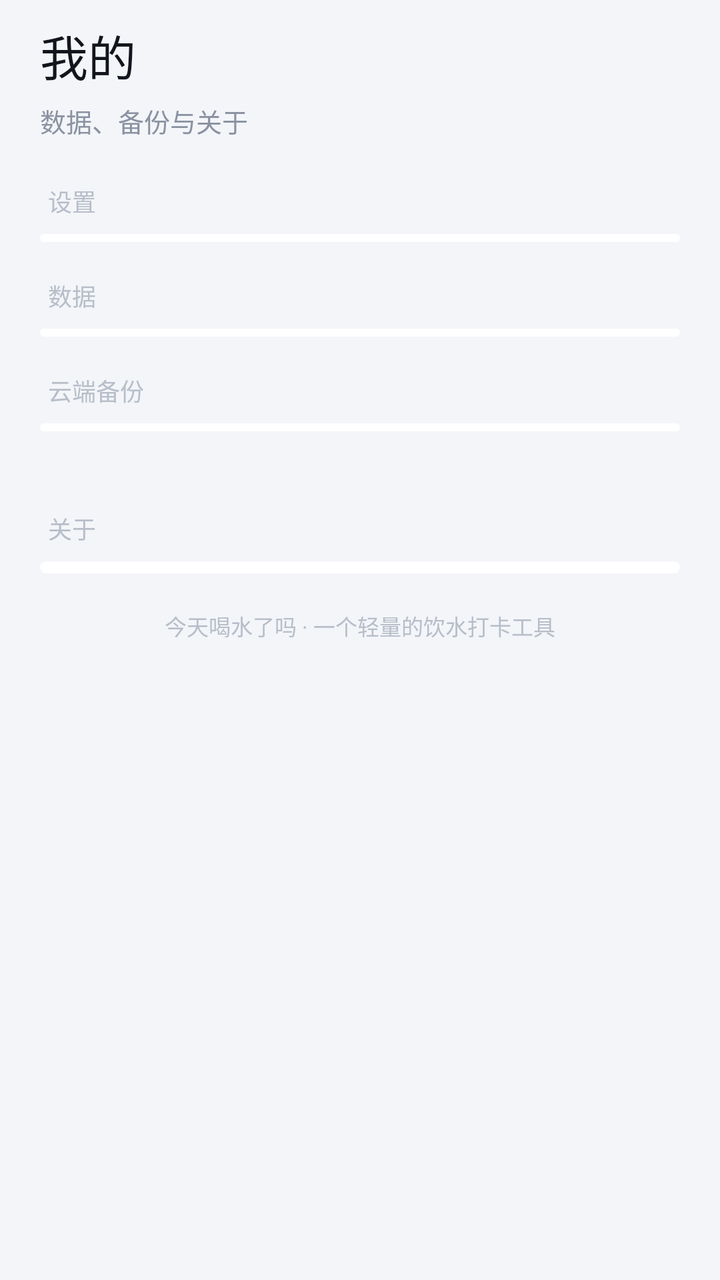
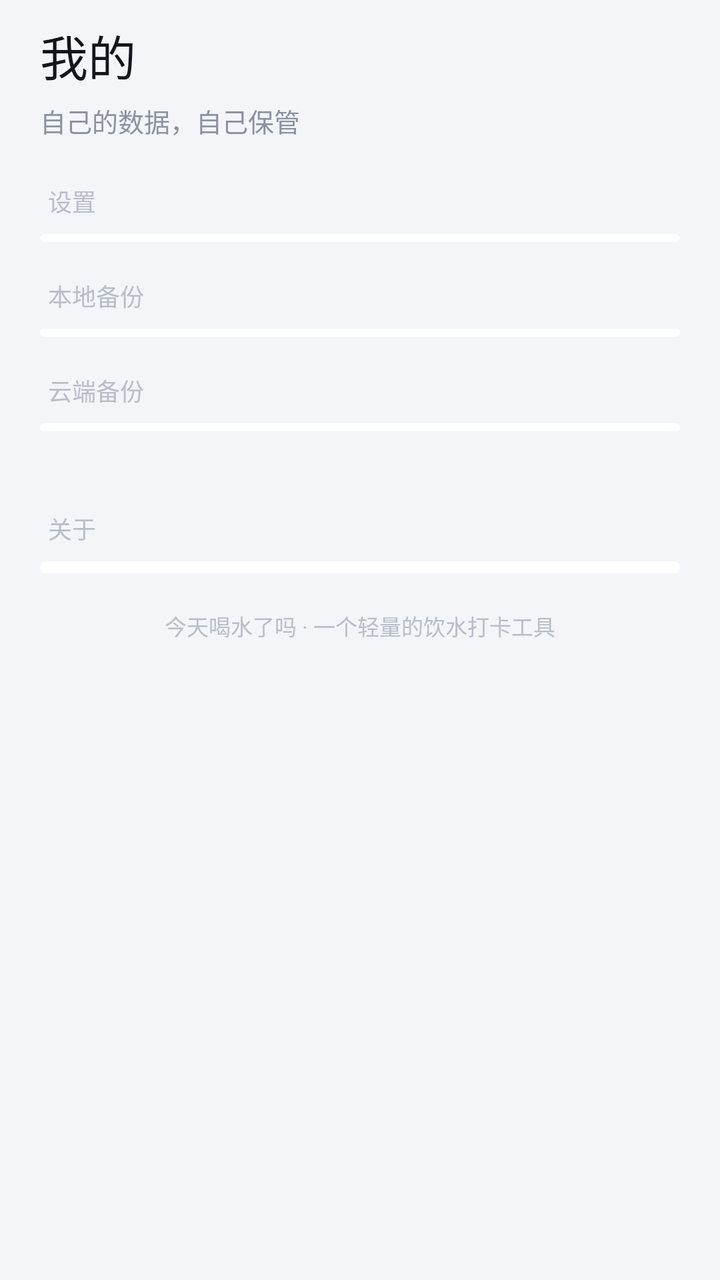

The first picture is an Android layout as it rendered before a commit; the second is the same layout after the commit. The layout source and the unified diff follow.
<!-- AndroidManifest.xml: application theme Theme.DrinkToday -->
<!-- res/layout/page_me.xml -->
<?xml version="1.0" encoding="utf-8"?>
<ScrollView xmlns:android="http://schemas.android.com/apk/res/android"
    android:layout_width="match_parent"
    android:layout_height="match_parent"
    android:fillViewport="true"
    android:overScrollMode="never"
    android:scrollbars="none">

    <LinearLayout
        android:layout_width="match_parent"
        android:layout_height="wrap_content"
        android:orientation="vertical"
        android:paddingStart="20dp"
        android:paddingTop="10dp"
        android:paddingEnd="20dp"
        android:paddingBottom="18dp">

        <TextView
            android:layout_width="wrap_content"
            android:layout_height="wrap_content"
            android:fontFamily="sans-serif-medium"
            android:includeFontPadding="false"
            android:text="@string/nav_me"
            android:textColor="@color/text_primary"
            android:textSize="24sp" />

        <TextView
            android:layout_width="wrap_content"
            android:layout_height="wrap_content"
            android:layout_marginTop="6dp"
            android:includeFontPadding="false"
            android:text="@string/me_subtitle"
            android:textColor="@color/text_secondary"
            android:textSize="13sp" />

        
        <TextView
            android:layout_width="wrap_content"
            android:layout_height="wrap_content"
            android:layout_marginTop="22dp"
            android:layout_marginStart="4dp"
            android:includeFontPadding="false"
            android:text="@string/me_section_settings"
            android:textColor="@color/text_tertiary"
            android:textSize="12sp" />

        <LinearLayout
            android:id="@+id/cardSettings"
            android:layout_width="match_parent"
            android:layout_height="wrap_content"
            android:layout_marginTop="8dp"
            android:background="@drawable/bg_card"
            android:orientation="vertical"
            android:paddingStart="18dp"
            android:paddingTop="2dp"
            android:paddingEnd="18dp"
            android:paddingBottom="2dp" />

        
        <TextView
            android:layout_width="wrap_content"
            android:layout_height="wrap_content"
            android:layout_marginTop="18dp"
            android:layout_marginStart="4dp"
            android:includeFontPadding="false"
            android:text="@string/me_section_data"
            android:textColor="@color/text_tertiary"
            android:textSize="12sp" />

        <LinearLayout
            android:id="@+id/cardData"
            android:layout_width="match_parent"
            android:layout_height="wrap_content"
            android:layout_marginTop="8dp"
            android:background="@drawable/bg_card"
            android:orientation="vertical"
            android:paddingStart="18dp"
            android:paddingTop="2dp"
            android:paddingEnd="18dp"
            android:paddingBottom="2dp" />

        
        <TextView
            android:layout_width="wrap_content"
            android:layout_height="wrap_content"
            android:layout_marginTop="18dp"
            android:layout_marginStart="4dp"
            android:includeFontPadding="false"
            android:text="@string/me_section_sync"
            android:textColor="@color/text_tertiary"
            android:textSize="12sp" />

        <LinearLayout
            android:id="@+id/cardSync"
            android:layout_width="match_parent"
            android:layout_height="wrap_content"
            android:layout_marginTop="8dp"
            android:background="@drawable/bg_card"
            android:orientation="vertical"
            android:paddingStart="18dp"
            android:paddingTop="2dp"
            android:paddingEnd="18dp"
            android:paddingBottom="2dp" />

        <TextView
            android:id="@+id/tvSyncState"
            android:layout_width="match_parent"
            android:layout_height="wrap_content"
            android:layout_marginTop="8dp"
            android:includeFontPadding="false"
            android:paddingStart="4dp"
            android:paddingEnd="4dp"
            android:textColor="@color/text_tertiary"
            android:textSize="11.5sp" />

        
        <TextView
            android:layout_width="wrap_content"
            android:layout_height="wrap_content"
            android:layout_marginTop="18dp"
            android:layout_marginStart="4dp"
            android:includeFontPadding="false"
            android:text="@string/me_section_about"
            android:textColor="@color/text_tertiary"
            android:textSize="12sp" />

        <LinearLayout
            android:id="@+id/cardAbout"
            android:layout_width="match_parent"
            android:layout_height="wrap_content"
            android:layout_marginTop="8dp"
            android:background="@drawable/bg_card"
            android:orientation="vertical"
            android:paddingStart="18dp"
            android:paddingTop="2dp"
            android:paddingEnd="18dp"
            android:paddingBottom="4dp" />

        <TextView
            android:layout_width="match_parent"
            android:layout_height="wrap_content"
            android:layout_marginTop="18dp"
            android:gravity="center"
            android:text="@string/me_footer"
            android:textColor="@color/text_tertiary"
            android:textSize="11sp" />
    </LinearLayout>
</ScrollView>
<!-- resources referenced by this layout -->
<resources>
  <color name="text_primary">#12151C</color>
  <color name="text_secondary">#8A92A1</color>
  <color name="text_tertiary">#B7BEC9</color>
  <!-- drawable bg_card (drawable) -->
  <?xml version="1.0" encoding="utf-8"?>
  <shape xmlns:android="http://schemas.android.com/apk/res/android" android:shape="rectangle">
      <solid android:color="@color/surface" />
      <corners android:radius="26dp" />
  </shape>
  <string name="me_footer">今天喝水了吗 · 一个轻量的饮水打卡工具</string>
  <string name="me_section_about">关于</string>
  <string name="me_section_data">数据</string>
  <string name="me_section_settings">设置</string>
  <string name="me_section_sync">云端备份</string>
  <string name="me_subtitle">数据、备份与关于</string>
  <string name="nav_me">我的</string>
  <style name="Theme.DrinkToday" parent="Theme.DrinkToday.Base" />
  <color name="surface">#FFFFFF</color>
  <style name="Theme.DrinkToday.Base" parent="Theme.AppCompat.Light.NoActionBar">
          <item name="android:windowBackground">@color/bg</item>
          <item name="android:statusBarColor">@android:color/transparent</item>
          <item name="android:navigationBarColor">@android:color/transparent</item>
          <item name="android:windowLightStatusBar">true</item>
          <item name="android:windowDrawsSystemBarBackgrounds">true</item>
          <item name="colorAccent">@color/accent</item>
          <item name="android:textColorPrimary">@color/text_primary</item>
          <item name="android:fontFamily">sans-serif</item>
      </style>
  <color name="bg">#F3F5F9</color>
  <color name="accent">#3482FF</color>
</resources>

<!-- the commit's change to res/layout/page_me.xml (unified diff, before → after) -->
@@ -51,10 +51,8 @@
             android:layout_marginTop="8dp"
             android:background="@drawable/bg_card"
             android:orientation="vertical"
-            android:paddingStart="18dp"
             android:paddingTop="2dp"
-            android:paddingEnd="18dp"
-            android:paddingBottom="2dp" />
+            android:paddingBottom="2dp"></LinearLayout>
 
         
         <TextView
@@ -74,10 +72,8 @@
             android:layout_marginTop="8dp"
             android:background="@drawable/bg_card"
             android:orientation="vertical"
-            android:paddingStart="18dp"
             android:paddingTop="2dp"
-            android:paddingEnd="18dp"
-            android:paddingBottom="2dp" />
+            android:paddingBottom="2dp"></LinearLayout>
 
         
         <TextView
@@ -97,10 +93,8 @@
             android:layout_marginTop="8dp"
             android:background="@drawable/bg_card"
             android:orientation="vertical"
-            android:paddingStart="18dp"
             android:paddingTop="2dp"
-            android:paddingEnd="18dp"
-            android:paddingBottom="2dp" />
+            android:paddingBottom="2dp"></LinearLayout>
 
         <TextView
             android:id="@+id/tvSyncState"
@@ -131,10 +125,8 @@
             android:layout_marginTop="8dp"
             android:background="@drawable/bg_card"
             android:orientation="vertical"
-            android:paddingStart="18dp"
             android:paddingTop="2dp"
-            android:paddingEnd="18dp"
-            android:paddingBottom="4dp" />
+            android:paddingBottom="4dp"></LinearLayout>
 
         <TextView
             android:layout_width="match_parent"
<!-- resource entries referenced after the edit -->
@@ -11,10 +11,10 @@
   </shape>
   <string name="me_footer">今天喝水了吗 · 一个轻量的饮水打卡工具</string>
   <string name="me_section_about">关于</string>
-  <string name="me_section_data">数据</string>
+  <string name="me_section_data">本地备份</string>
   <string name="me_section_settings">设置</string>
   <string name="me_section_sync">云端备份</string>
-  <string name="me_subtitle">数据、备份与关于</string>
+  <string name="me_subtitle">自己的数据，自己保管</string>
   <string name="nav_me">我的</string>
   <style name="Theme.DrinkToday" parent="Theme.DrinkToday.Base" />
   <color name="surface">#FFFFFF</color>
